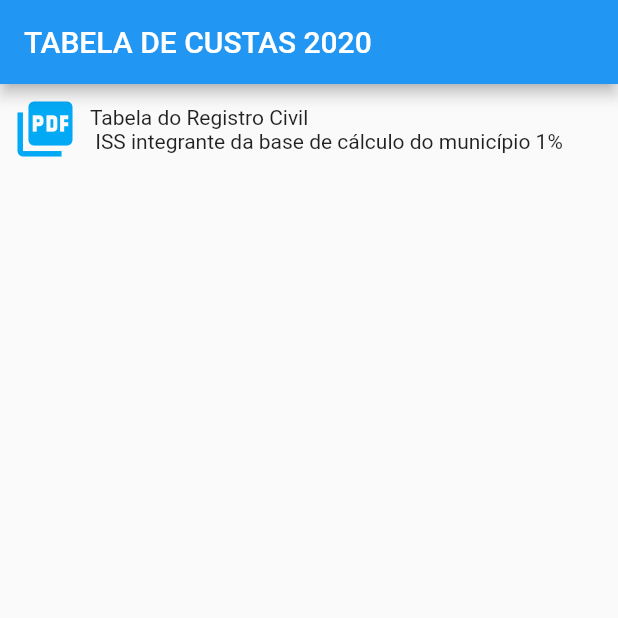
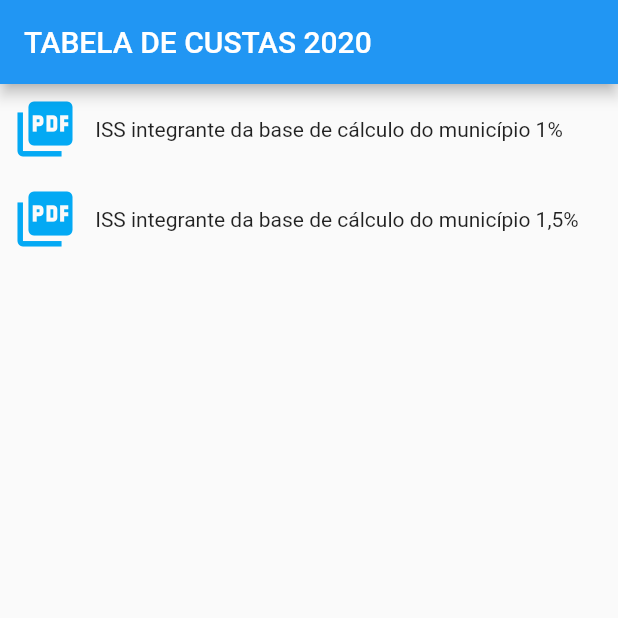
Before and after one commit to marcosnastri/flutter_open_pdf, a Flutter app: the screen it shows after launch, after a tap on the "picture as pdf" icon, on a phone screen of 412 x 824 dp, the top half of it. Run offline on Flutter 3.47's test engine with Material 2 defaults, Android fonts, the phone set to English and light mode, and no system bars.

```diff
--- a/lib/main.dart
+++ b/lib/main.dart
@@ -12,7 +12,9 @@ class ListaCustasApp extends StatelessWidget {
   }
 }
 
-void abrepdf() async {
+//var linkpdf;
+
+void abrepdfold() async {
   const url =
       "https://infographya.com/files/Tabela_de_Custas_2020_-_ISS_integrante_-_1_.pdf";
   if (await canLaunch(url)) {
@@ -36,18 +38,70 @@ class ListaScreen extends StatelessWidget {
                 icon: new Icon(Icons.picture_as_pdf, color: Colors.lightBlue),
                 iconSize: 44.0,
                 onPressed: () {
-                  abrepdf();
+                  definepdf(1);
                 },
               ),
               new Column(
                   crossAxisAlignment: CrossAxisAlignment.start,
                   mainAxisSize: MainAxisSize.max,
                   children: <Widget>[
-                    Text("Tabela do Registro Civil"),
+                    //Text("Tabela do Registro Civil"),
                     Text(" ISS integrante da base de cálculo do município 1%")
+                  ])
+            ]),
+            new Row(children: [
+              IconButton(
+                icon: new Icon(Icons.picture_as_pdf, color: Colors.lightBlue),
+                iconSize: 44.0,
+                onPressed: () {
+                  definepdf(2);
+                },
+              ),
+              new Column(
+                  crossAxisAlignment: CrossAxisAlignment.start,
+                  mainAxisSize: MainAxisSize.max,
+                  children: <Widget>[
+                    //Text("Tabela do Registro Civil"),
+                    Text(" ISS integrante da base de cálculo do município 1,5%")
                   ])
             ])
           ],
         ));
   }
 }
+
+void definepdf(int idpdf) {
+  switch (idpdf) {
+    case 1:
+      {
+        // statements;
+        abrepdf(
+            "https://infographya.com/files/Tabela_de_Custas_2020_-_ISS_integrante_-_1_.pdf");
+      }
+      break;
+
+    case 2:
+      {
+        //statements;
+        abrepdf(
+            "https://infographya.com/files/Tabela_de_Custas_2020_-_ISS_integrante_-_1,5_.pdf");
+      }
+      break;
+
+    default:
+      {
+        //statements;
+      }
+      break;
+  }
+}
+
+void abrepdf(var linkpdf) async {
+  //const url =
+  //    "https://infographya.com/files/Tabela_de_Custas_2020_-_ISS_integrante_-_1_.pdf";
+  if (await canLaunch(linkpdf)) {
+    await launch(linkpdf);
+  } else {
+    throw 'Could not launch $linkpdf';
+  }
+}
--- a/lib/main_old.dart
+++ b/lib/main_old.dart
@@ -25,3 +25,15 @@ class MyApp extends StatelessWidget {
     );
   }
 }
+
+/*    const url =
+      "https://infographya.com/files/Tabela_de_Custas_2020_-_ISS_integrante_-_1_.pdf";
+  if (await canLaunch(
+      "https://infographya.com/files/Tabela_de_Custas_2020_-_ISS_integrante_-_1_.pdf")) {
+    await launch(
+        "https://infographya.com/files/Tabela_de_Custas_2020_-_ISS_integrante_-_1_.pdf");
+  } else {
+    throw 'Could not launch $url'; */
+// }
+//}
+// */
```
Also changed, not shown: 3 other files.
